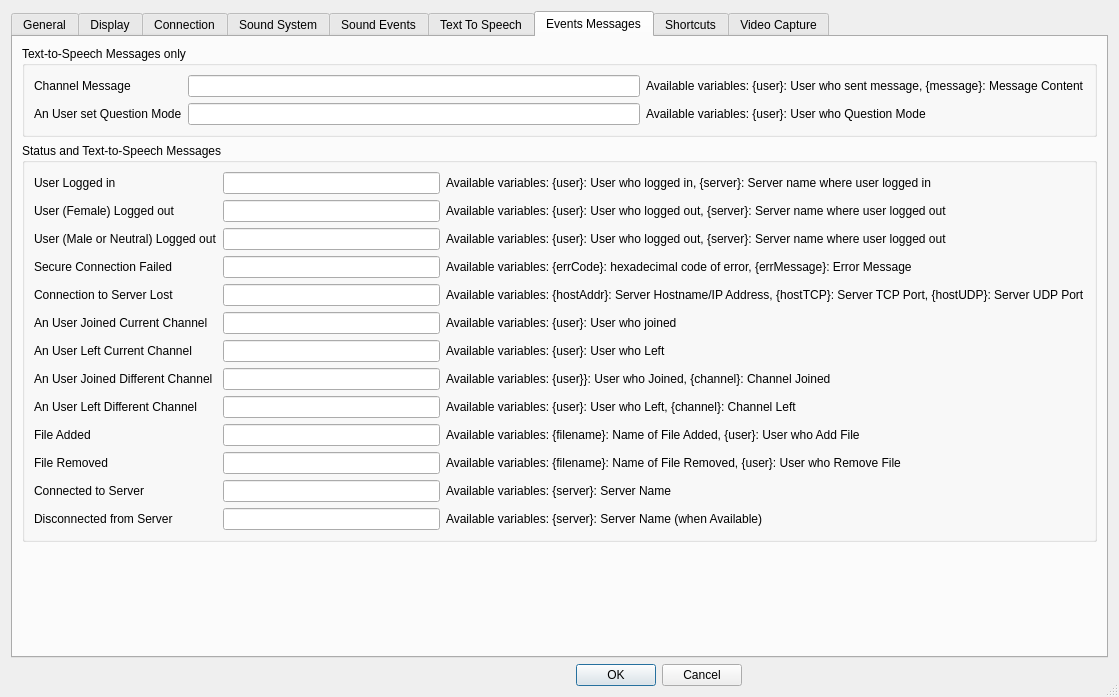
Above: Client/qtTeamTalk/preferences.ui from BearWare/TeamTalk5 before the change. Below: the same form after it.
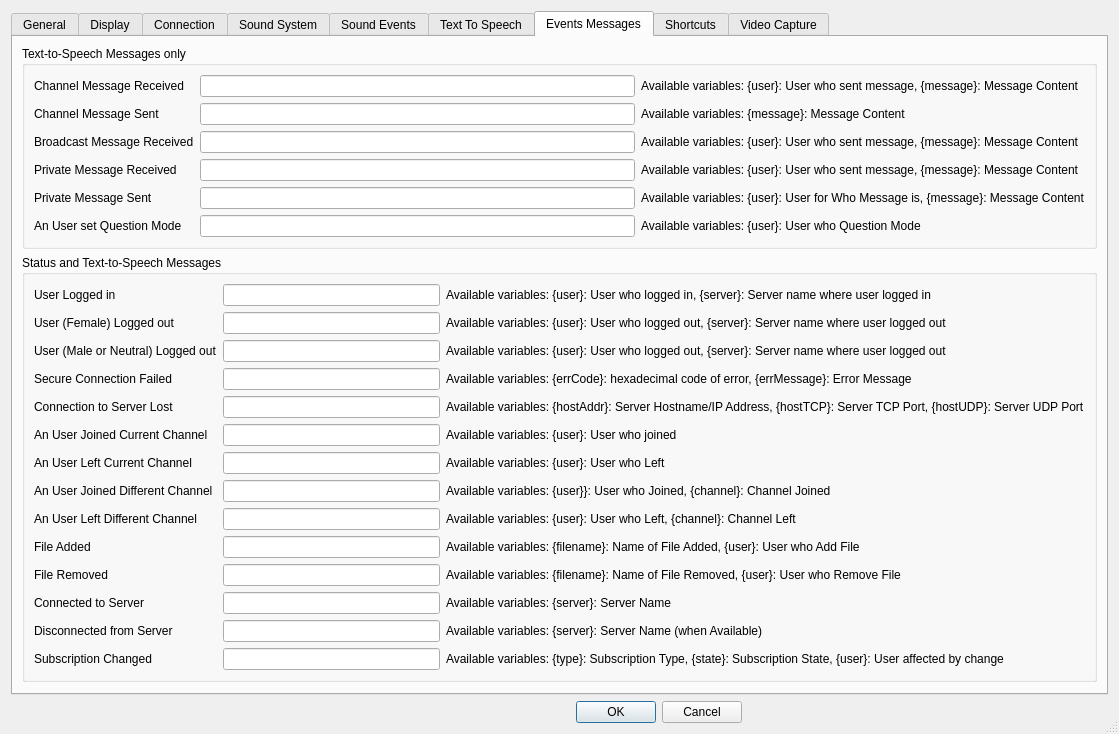
That is the form after the change. The open tabs and pages were chosen to show the change. Icons and pictures are not drawn. Custom widgets are drawn as their Qt base class.

Diff of the .ui file:
```diff
--- a/Client/qtTeamTalk/preferences.ui
+++ b/Client/qtTeamTalk/preferences.ui
@@ -2425,7 +2425,7 @@
               <item row="0" column="0">
                <widget class="QLabel" name="ttsmsg_chanmsgLabel">
                 <property name="text">
-                 <string>Channel Message</string>
+                 <string>Channel Message Received</string>
                 </property>
                 <property name="buddy">
                  <cstring>ttsmsg_chanmsgEdit</cstring>
@@ -2446,6 +2446,98 @@
                </widget>
               </item>
               <item row="1" column="0">
+               <widget class="QLabel" name="ttsmsg_chanmsgsentLabel">
+                <property name="text">
+                 <string>Channel Message Sent</string>
+                </property>
+                <property name="buddy">
+                 <cstring>ttsmsg_chanmsgsentEdit</cstring>
+                </property>
+               </widget>
+              </item>
+              <item row="1" column="1">
+               <widget class="QLineEdit" name="ttsmsg_chanmsgsentEdit"/>
+              </item>
+              <item row="1" column="2">
+               <widget class="QLabel" name="ttsmsg_chanmsgsentVarLabel">
+                <property name="text">
+                 <string>Available variables: {message}: Message Content</string>
+                </property>
+                <property name="textInteractionFlags">
+                 <set>Qt::TextBrowserInteraction|Qt::TextSelectableByKeyboard</set>
+                </property>
+               </widget>
+              </item>
+              <item row="2" column="0">
+               <widget class="QLabel" name="ttsmsg_broadmsgLabel">
+                <property name="text">
+                 <string>Broadcast Message Received</string>
+                </property>
+                <property name="buddy">
+                 <cstring>ttsmsg_broadmsgEdit</cstring>
+                </property>
+               </widget>
+              </item>
+              <item row="2" column="1">
+               <widget class="QLineEdit" name="ttsmsg_broadmsgEdit"/>
+              </item>
+              <item row="2" column="2">
+               <widget class="QLabel" name="ttsmsg_broadmsgVarLabel">
+                <property name="text">
+                 <string>Available variables: {user}: User who sent message, {message}: Message Content</string>
+                </property>
+                <property name="textInteractionFlags">
+                 <set>Qt::TextBrowserInteraction|Qt::TextSelectableByKeyboard</set>
+                </property>
+               </widget>
+              </item>
+              <item row="3" column="0">
+               <widget class="QLabel" name="ttsmsg_privmsgLabel">
+                <property name="text">
+                 <string>Private Message Received</string>
+                </property>
+                <property name="buddy">
+                 <cstring>ttsmsg_privmsgEdit</cstring>
+                </property>
+               </widget>
+              </item>
+              <item row="3" column="1">
+               <widget class="QLineEdit" name="ttsmsg_privmsgEdit"/>
+              </item>
+              <item row="3" column="2">
+               <widget class="QLabel" name="ttsmsg_privmsgVarLabel">
+                <property name="text">
+                 <string>Available variables: {user}: User who sent message, {message}: Message Content</string>
+                </property>
+                <property name="textInteractionFlags">
+                 <set>Qt::TextBrowserInteraction|Qt::TextSelectableByKeyboard</set>
+                </property>
+               </widget>
+              </item>
+              <item row="4" column="0">
+               <widget class="QLabel" name="ttsmsg_privmsgsentLabel">
+                <property name="text">
+                 <string>Private Message Sent</string>
+                </property>
+                <property name="buddy">
+                 <cstring>ttsmsg_privmsgsentEdit</cstring>
+                </property>
+               </widget>
+              </item>
+              <item row="4" column="1">
+               <widget class="QLineEdit" name="ttsmsg_privmsgsentEdit"/>
+              </item>
+              <item row="4" column="2">
+               <widget class="QLabel" name="ttsmsg_privmsgsentVarLabel">
+                <property name="text">
+                 <string>Available variables: {user}: User for Who Message is, {message}: Message Content</string>
+                </property>
+                <property name="textInteractionFlags">
+                 <set>Qt::TextBrowserInteraction|Qt::TextSelectableByKeyboard</set>
+                </property>
+               </widget>
+              </item>
+              <item row="5" column="0">
                <widget class="QLabel" name="ttsmsg_questionmodeLabel">
                 <property name="text">
                  <string>An User set Question Mode</string>
@@ -2455,10 +2547,10 @@
                 </property>
                </widget>
               </item>
-              <item row="1" column="1">
+              <item row="5" column="1">
                <widget class="QLineEdit" name="ttsmsg_questionmodeEdit"/>
               </item>
-              <item row="1" column="2">
+              <item row="5" column="2">
                <widget class="QLabel" name="ttsmsg_questionModeVarLabel">
                 <property name="text">
                  <string>Available variables: {user}: User who Question Mode</string>
@@ -2784,6 +2876,29 @@
                 </property>
                </widget>
               </item>
+              <item row="13" column="0">
+               <widget class="QLabel" name="statusmsg_subchangeLabel">
+                <property name="text">
+                 <string>Subscription Changed</string>
+                </property>
+                <property name="buddy">
+                 <cstring>statusmsg_subchangeEdit</cstring>
+                </property>
+               </widget>
+              </item>
+              <item row="13" column="1">
+               <widget class="QLineEdit" name="statusmsg_subchangeEdit"/>
+              </item>
+              <item row="13" column="2">
+               <widget class="QLabel" name="statusmsg_subchangeVarLabel">
+                <property name="text">
+                 <string>Available variables: {type}: Subscription Type, {state}: Subscription State, {user}: User affected by change</string>
+                </property>
+                <property name="textInteractionFlags">
+                 <set>Qt::TextBrowserInteraction|Qt::TextSelectableByKeyboard</set>
+                </property>
+               </widget>
+              </item>
              </layout>
             </item>
            </layout>
```
